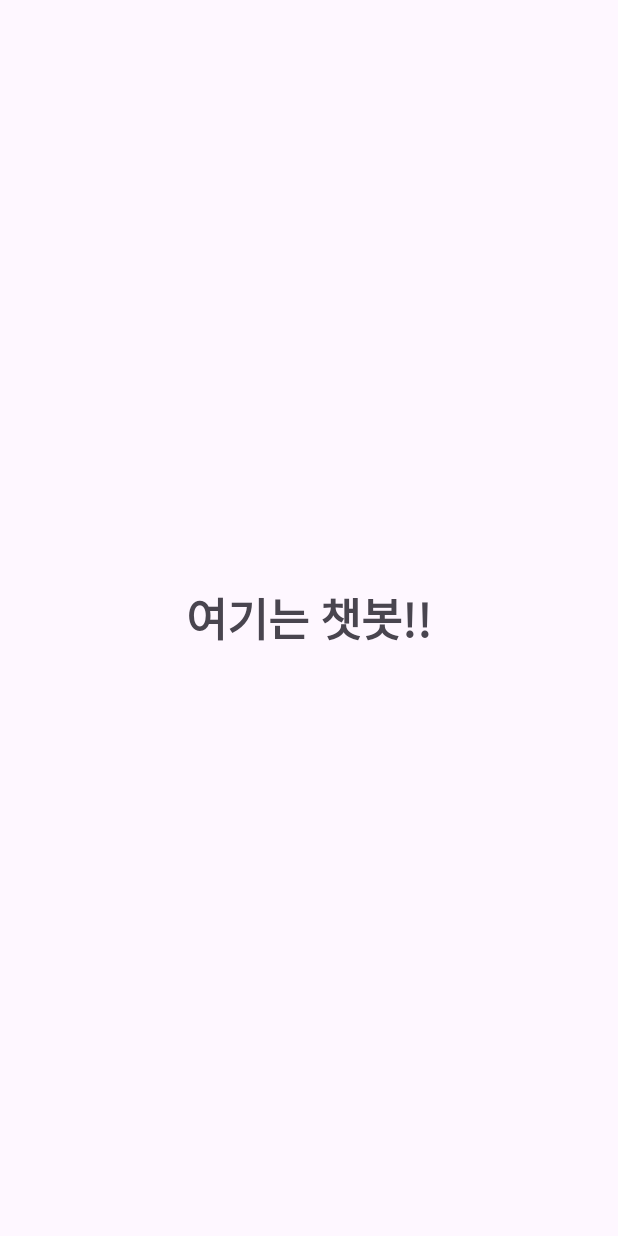
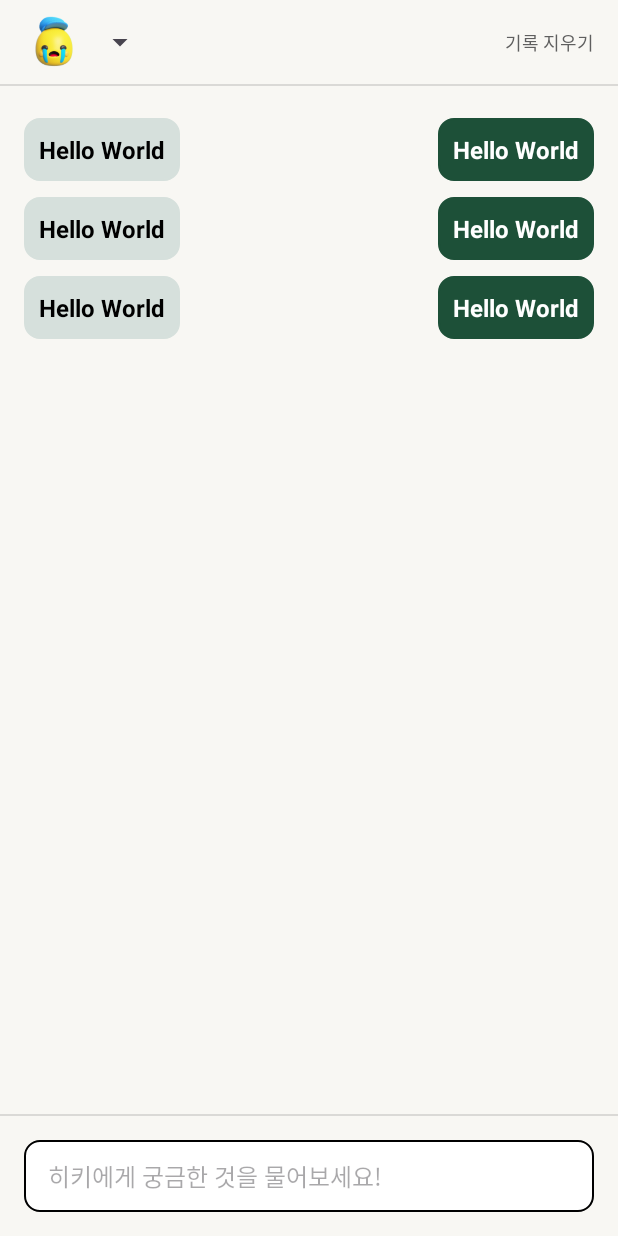
Before and after one commit to SpartaFinalProjectAndroid/OFFROADER, an Android app: the layout fragment_chat_bot.xml on its own in the app's theme, with its tools: preview values and no code run, on a phone screen of 412 x 824 dp. Run offline under Robolectric (Android 15) with nearby library versions, the phone set to English and light mode, and no system bars.

Commit message:
feat : 챗봇 레이아웃 완성

```diff
--- /dev/null
+++ b/app/src/main/res/drawable/rounded_corner.xml
@@ -0,0 +1,9 @@
+<?xml version="1.0" encoding="utf-8"?>
+<shape xmlns:android="http://schemas.android.com/apk/res/android"
+    android:shape="rectangle">
+
+    <corners android:radius="10dip"/>
+    <stroke android:width="1dp"/>
+    <solid android:color="@color/white"/>
+
+</shape>
--- /dev/null
+++ b/app/src/main/res/layout/chat_item.xml
@@ -0,0 +1,49 @@
+<?xml version="1.0" encoding="utf-8"?>
+<RelativeLayout xmlns:android="http://schemas.android.com/apk/res/android"
+    android:layout_width="match_parent"
+    android:layout_height="wrap_content"
+    android:background="@color/background"
+    android:paddingVertical="5dp">
+
+    <LinearLayout
+        android:layout_width="wrap_content"
+        android:layout_height="wrap_content"
+        android:id="@+id/left_chat_view"
+        android:background="@drawable/rounded_corner"
+        android:backgroundTint="@color/grey_shade_1"
+        android:layout_marginEnd="80dp"
+        android:padding="10dp">
+
+        <TextView
+            android:layout_width="wrap_content"
+            android:layout_height="wrap_content"
+            android:id="@+id/left_chat_tv"
+            android:textColor="@color/black"
+            android:textStyle="bold"
+            android:textSize="16sp"
+            android:text="Hello World"/>
+
+    </LinearLayout>
+
+    <LinearLayout
+        android:layout_width="wrap_content"
+        android:layout_height="wrap_content"
+        android:id="@+id/right_chat_view"
+        android:background="@drawable/rounded_corner"
+        android:backgroundTint="@color/theme"
+        android:layout_marginStart="80dp"
+        android:layout_alignParentEnd="true"
+        android:padding="10dp">
+
+        <TextView
+            android:layout_width="wrap_content"
+            android:layout_height="wrap_content"
+            android:id="@+id/right_chat_tv"
+            android:textColor="@color/white"
+            android:textSize="16sp"
+            android:textStyle="bold"
+            android:text="Hello World"/>
+
+    </LinearLayout>
+
+</RelativeLayout>
--- a/app/src/main/res/layout/fragment_chat_bot.xml
+++ b/app/src/main/res/layout/fragment_chat_bot.xml
@@ -4,17 +4,98 @@
     xmlns:tools="http://schemas.android.com/tools"
     android:layout_width="match_parent"
     android:layout_height="match_parent"
-    tools:context=".ui.fragment.chatbot.ChatBotFragment">
+    android:background="@color/background">
 
-    <TextView
-        android:layout_width="wrap_content"
-        android:layout_height="wrap_content"
-        android:text="여기는 챗봇!!"
-        android:textSize="30sp"
-        android:textStyle="bold"
-        app:layout_constraintBottom_toBottomOf="parent"
+
+
+    <androidx.appcompat.widget.Toolbar
+        android:id="@+id/tb_chatbot"
+        android:layout_width="match_parent"
+        android:layout_height="@dimen/action_bar_default_height_material"
         app:layout_constraintEnd_toEndOf="parent"
         app:layout_constraintStart_toStartOf="parent"
-        app:layout_constraintTop_toTopOf="parent" />
+        app:layout_constraintTop_toTopOf="parent">
+        <ImageView
+            android:layout_width="40dp"
+            android:layout_height="40dp"
+            android:src="@drawable/ic_hikey"
+            />
+
+
+
+        <androidx.constraintlayout.widget.ConstraintLayout
+            android:layout_width="match_parent"
+            android:layout_height="match_parent"
+            android:layout_margin="16dp">
+
+            <Spinner
+                android:layout_width="wrap_content"
+                android:layout_height="wrap_content"/>
+
+
+            <TextView
+                android:layout_width="wrap_content"
+                android:layout_height="wrap_content"
+                android:text="기록 지우기"
+                android:textColor="@color/grey_shade_2"
+                android:textSize="12sp"
+                app:layout_constraintBottom_toBottomOf="parent"
+                app:layout_constraintEnd_toEndOf="parent"
+                app:layout_constraintTop_toTopOf="parent" />
+        </androidx.constraintlayout.widget.ConstraintLayout>
+    </androidx.appcompat.widget.Toolbar>
+
+    <View
+        android:id="@+id/v_divider_top"
+        style="@style/Divider.Horizontal.Grey"
+        app:layout_constraintEnd_toEndOf="parent"
+        app:layout_constraintStart_toStartOf="parent"
+        app:layout_constraintTop_toBottomOf="@id/tb_chatbot" />
+
+    <LinearLayout
+        android:layout_width="match_parent"
+        android:layout_height="wrap_content"
+        android:orientation="vertical"
+        app:layout_constraintTop_toBottomOf="@id/v_divider_top">
+
+        <ScrollView
+            android:id="@+id/sv_chatbot"
+            android:layout_width="match_parent"
+            android:layout_height="fill_parent"
+            android:padding="16dp">
+
+            <androidx.recyclerview.widget.RecyclerView
+                android:id="@+id/rv_chatbot"
+                android:layout_width="match_parent"
+                android:layout_height="match_parent"
+                tools:listitem="@layout/chat_item"/>
+        </ScrollView>
+
+    </LinearLayout>
+
+
+    <View
+        android:id="@+id/v_divider_bottom"
+        style="@style/Divider.Horizontal.Grey"
+        app:layout_constraintEnd_toEndOf="parent"
+        app:layout_constraintStart_toStartOf="parent"
+        app:layout_constraintBottom_toTopOf="@id/et_ask"
+        android:layout_marginBottom="16dp"/>
+
+    <EditText
+        android:id="@+id/et_ask"
+        android:layout_width="match_parent"
+        android:layout_height="wrap_content"
+        android:layout_margin="16dp"
+        android:textSize="16dp"
+        android:background="@drawable/rounded_corner"
+        android:hint="히키에게 궁금한 것을 물어보세요!"
+        android:paddingHorizontal="16dp"
+        android:paddingVertical="12dp"
+        app:layout_constraintBottom_toBottomOf="parent"
+        />
+
+
+
 
 </androidx.constraintlayout.widget.ConstraintLayout>
--- a/app/src/main/res/values/colors.xml
+++ b/app/src/main/res/values/colors.xml
@@ -2,4 +2,9 @@
 <resources>
     <color name="black">#FF000000</color>
     <color name="white">#FFFFFFFF</color>
+    <color name="theme">#1D5038</color>
+    <color name="background">#F8F7F3</color>
+    <color name="box_outline">#B4D6B1</color>
+    <color name="grey_shade_1">#D6E0DC</color>
+    <color name="grey_shade_2">#5F5F5F</color>
 </resources>
--- /dev/null
+++ b/app/src/main/res/values/styles.xml
@@ -0,0 +1,21 @@
+<?xml version="1.0" encoding="utf-8"?>
+<resources>
+    <!-- Base application theme. -->
+    <style name="AppTheme" parent="Theme.AppCompat.NoActionBar">
+        <!-- 배경 색 디자인에 맞게 입혀줌 -->
+        <item name="android:windowBackground">@color/background</item>
+    </style>
+
+    <!-- 가로 구분선 디자인 -->
+    <style name="Divider">
+        <item name="android:background">?android:attr/listDivider</item> //구분선 색상도 여기서 부여.
+        <item name="android:color">@color/black</item>
+    </style>
+
+    <style name="Divider.Horizontal.Grey" parent="Divider">
+        <item name="android:layout_width">match_parent</item>
+        <item name="android:layout_height">1dp</item> // 두께 수정 및 다른 두께 추가 가능
+    </style>
+
+
+</resources>
--- /dev/null
+++ b/app/src/main/res/values/values.xml
@@ -0,0 +1,4 @@
+<?xml version="1.0" encoding="utf-8"?>
+<resources>
+    <dimen name="action_bar_default_height_material">56dp</dimen>
+</resources>
```
Also changed, not shown: app/src/main/res/drawable/ic_bongbong.png (added), app/src/main/res/drawable/ic_hikey.png (added).
